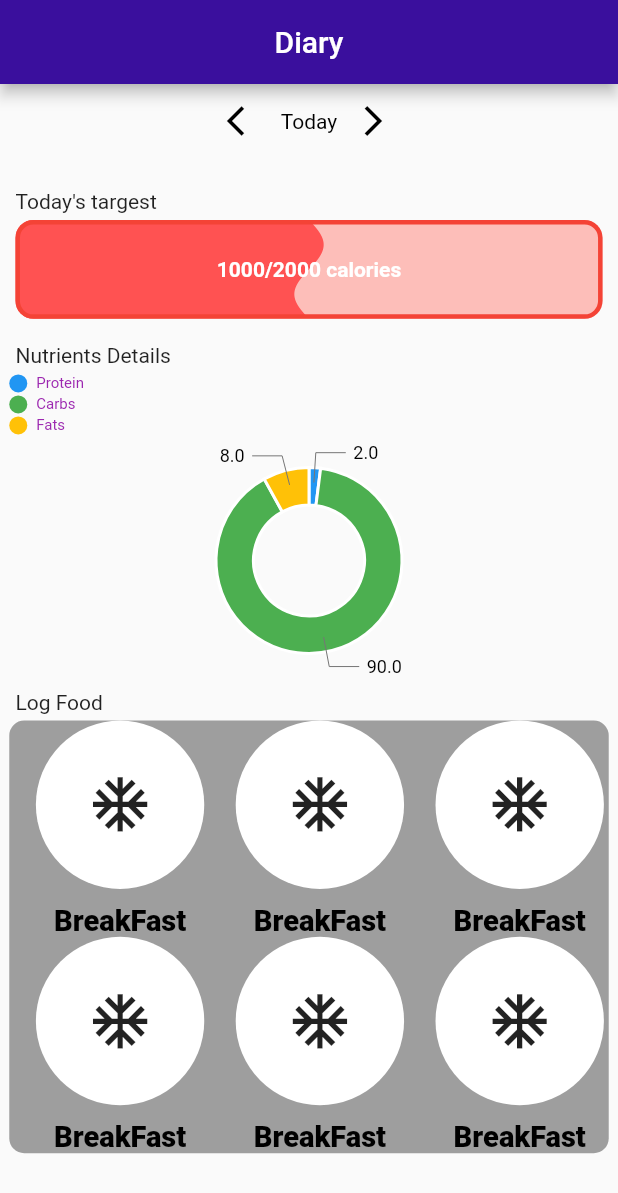
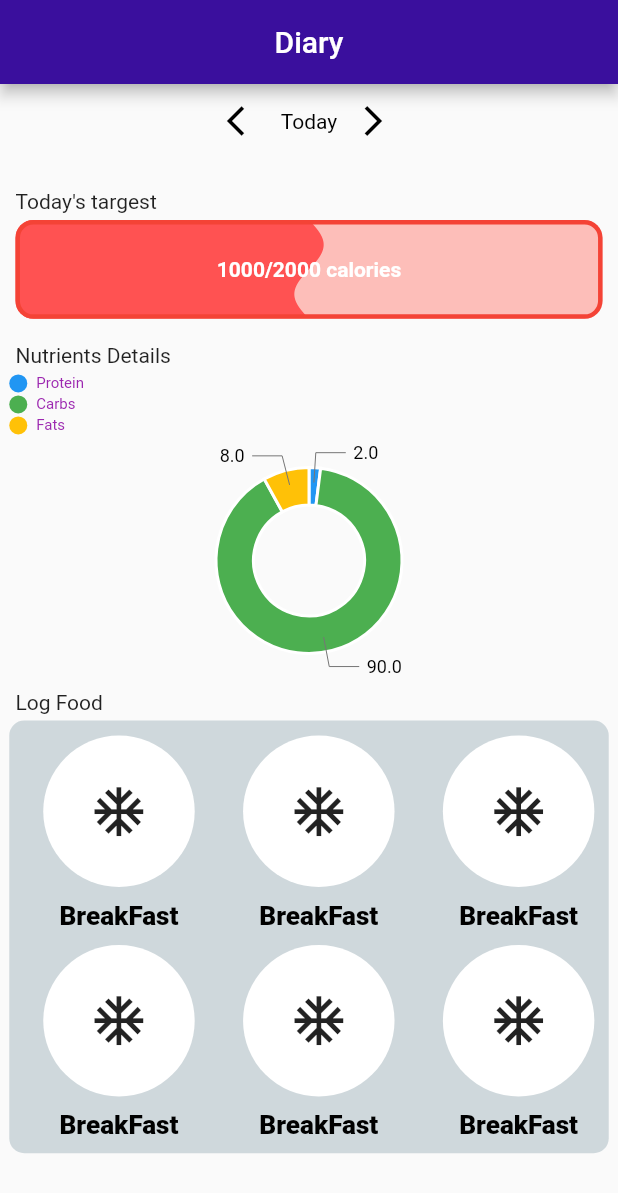
Before and after one commit to YasinGujjar/real_bodies, a Flutter app: the screen it shows after launch, on a phone screen of 412 x 824 dp. Shown: the top 1193 px of the screen. Run offline on Flutter 3.47's test engine with Material 2 defaults, Android fonts, the phone set to English and light mode, and no system bars; drawn by our look-alikes of liquid_progress_indicator; our stand-ins replace charts_flutter, flutter_swiper; Roboto replaces fonts that are missing (Georgia).

Commit message:
Diary basic

```diff
--- a/lib/pages/food_diary_today.dart
+++ b/lib/pages/food_diary_today.dart
@@ -201,24 +201,21 @@ class _FoodDiaryTodayState extends State<FoodDiaryToday> {
           height: height * 0.35,
           width: width * 0.97,
           decoration: BoxDecoration(
-            color: Colors.grey,
+            color: Palette.greyBackground,
             borderRadius: BorderRadius.all(
               Radius.circular(10.0),
             ),
           ),
           child: Column(
             children: <Widget>[
+              SizedBox(height: 10,),
               Expanded(
                 child: Row(
                   children: <Widget>[
                     Expanded(
                       child: FittedBox(
                         fit: BoxFit.contain,
-                        child: CategoryItem(name: 'BreakFast',icon: Icons.ac_unit, color: Colors.black, elevation: 0.0,onPressed: (){
-                          Navigator.push(
-                            context,
-                            MaterialPageRoute(builder: (context) => Exercise()),
-                          );
+                        child: CategoryItem(name: 'BreakFast',icon: Icons.ac_unit, color: Colors.black, elevation: 0.0,onPressed: ()=>{
                         }, )
                       ),
                     ),
@@ -237,6 +234,7 @@ class _FoodDiaryTodayState extends State<FoodDiaryToday> {
                   ],
                 ),
               ),
+              SizedBox(height: 10,),
               Expanded(
                 child: Row(
                   children: <Widget>[
@@ -258,9 +256,13 @@ class _FoodDiaryTodayState extends State<FoodDiaryToday> {
                           child: CategoryItem(name: 'BreakFast',icon: Icons.ac_unit, color: Colors.black, elevation: 0.0, )
                       ),
                     ),
+
                   ],
                 ),
               ),
+              SizedBox(height: 9,),
+
+
             ],
           ),
         ),
--- a/lib/theme/palette.dart
+++ b/lib/theme/palette.dart
@@ -13,6 +13,8 @@ class Palette{
   static Color lightPink = Color(0x88FF8A80);
   static Color darkPink = Color(0xffFF5252);
 
+  static Color greyBackground = Color(0xffcfd8dc);
+
 
 
 }
--- a/lib/ui/widgets/category_item.dart
+++ b/lib/ui/widgets/category_item.dart
@@ -6,6 +6,7 @@ class CategoryItem extends StatefulWidget {
   final VoidCallback onPressed;
   final Color color;
   final double elevation;
+
 
 
   CategoryItem(
```
